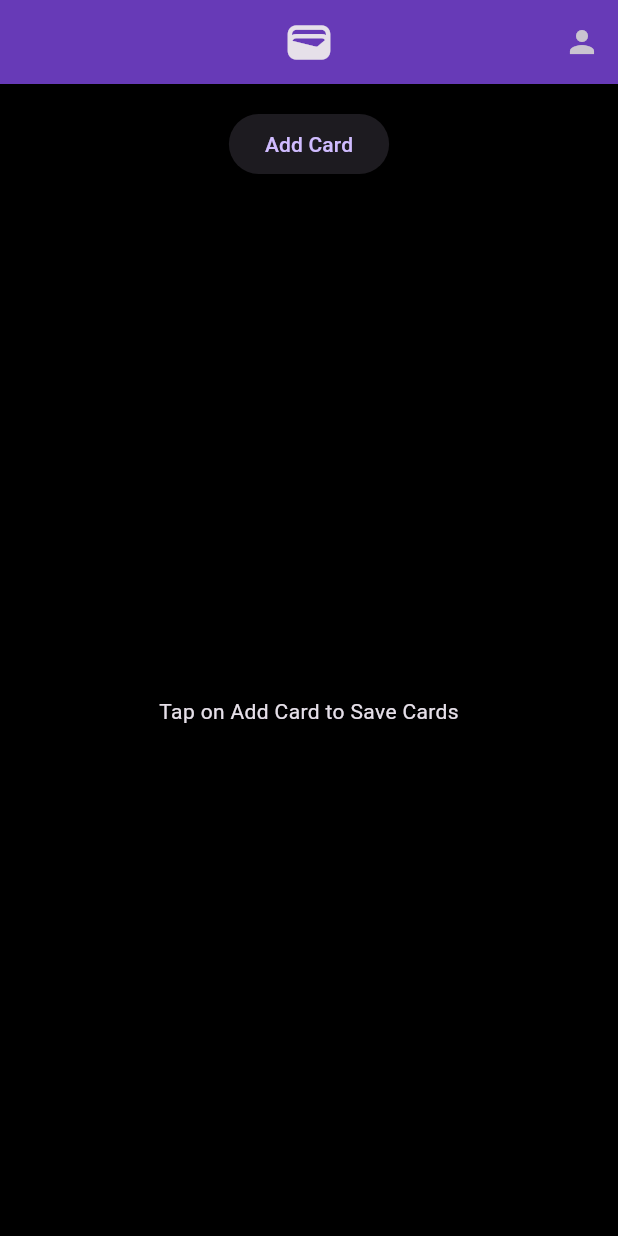
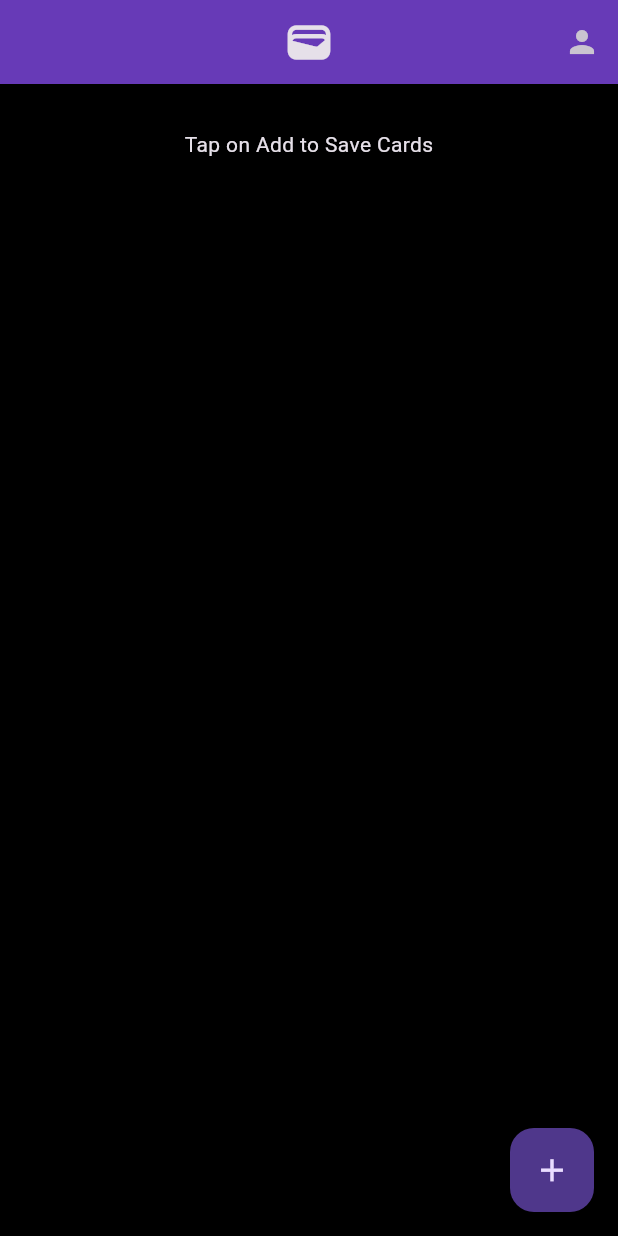
Before and after one commit to sidhant947/Wallet, a Flutter app: the screen it shows after launch, on a phone screen of 412 x 824 dp. Run offline on Flutter 3.47's test engine with Material 3 defaults, Android fonts, the light colour scheme and no system bars; our stand-ins replace flutter_slidable, hive, hive_flutter; accounts and stored records are empty.

Commit message:
Floating Action Button Added Bugs Fixed while deleteing Card

```diff
--- a/lib/main.dart
+++ b/lib/main.dart
@@ -1,26 +1,33 @@
 import 'package:flutter/material.dart';
-import 'package:hive/hive.dart';
 import 'package:hive_flutter/hive_flutter.dart';
 import 'screens/homescreen.dart';
+import 'screens/wallet.dart';
 
 void main() async {
   WidgetsFlutterBinding.ensureInitialized();
 
-  // Initialize Hive
   await Hive.initFlutter();
-  runApp(MyApp());
+
+  Hive.registerAdapter(WalletAdapter());
+
+  await Hive.openBox<Wallet>('cards');
+
+  runApp(const MyApp());
 }
 
 class MyApp extends StatelessWidget {
+  const MyApp({super.key});
+
   @override
   Widget build(BuildContext context) {
     return MaterialApp(
-        debugShowCheckedModeBanner: false,
-        title: 'Wallet',
-        theme: ThemeData(
-          brightness: Brightness.dark,
-          scaffoldBackgroundColor: Colors.black,
-        ),
-        home: HomeScreen());
+      title: 'Wallet',
+      debugShowCheckedModeBanner: false,
+      theme: ThemeData(
+        brightness: Brightness.dark,
+        scaffoldBackgroundColor: Colors.black,
+      ),
+      home: const HomeScreen(),
+    );
   }
 }
--- a/lib/screens/homescreen.dart
+++ b/lib/screens/homescreen.dart
@@ -2,31 +2,47 @@ import 'package:flutter/material.dart';
 import 'package:flutter/services.dart';
 import 'package:flutter_slidable/flutter_slidable.dart';
 import 'package:hive_flutter/hive_flutter.dart';
+import 'wallet.dart';
 import 'about.dart';
 import 'data.dart';
 
 class HomeScreen extends StatefulWidget {
+  const HomeScreen({super.key});
+
   @override
   _HomeScreenState createState() => _HomeScreenState();
 }
 
 class _HomeScreenState extends State<HomeScreen> {
-  Future<Box<Map>> _openBox() async {
-    return await Hive.openBox<Map>('dataBox');
+  Box<Wallet>? dataBox; // Use nullable Box
+
+  @override
+  void initState() {
+    super.initState();
+    // Open the Hive box when the screen is initialized
+    _openDataBox();
   }
 
-  void _removeData(BuildContext context, Box<Map> dataBox, int index) {
-    dataBox.deleteAt(index);
+  // Function to open the Hive box
+  Future<void> _openDataBox() async {
+    dataBox = await Hive.openBox<Wallet>('cards');
+    setState(() {}); // Trigger UI update once box is loaded
+  }
+
+  void _removeData(BuildContext context, int index) {
+    dataBox?.deleteAt(index); // Null-safe access
     setState(() {});
     ScaffoldMessenger.of(context).showSnackBar(
-      SnackBar(content: Text('Card Deleted')),
+      const SnackBar(content: Text('Card Deleted')),
     );
   }
 
   void copyToClipboard(String text) {
     Clipboard.setData(ClipboardData(text: text)).then((_) {
+      // ignore: avoid_print
       print('Text copied to clipboard!');
     }).catchError((e) {
+      // ignore: avoid_print
       print('Error copying to clipboard: $e');
     });
   }
@@ -67,9 +83,35 @@ class _HomeScreenState extends State<HomeScreen> {
 
   @override
   Widget build(BuildContext context) {
+    if (dataBox == null) {
+      // Return a loading indicator while the box is being opened
       return Scaffold(
         appBar: AppBar(
-        title: Icon(
+          title: const Icon(
+            Icons.wallet,
+            size: 30,
+          ),
+          centerTitle: true,
+          backgroundColor: Colors.deepPurple,
+          actions: [
+            IconButton(
+                onPressed: () {
+                  Navigator.push(
+                    context,
+                    MaterialPageRoute(
+                        builder: (context) => const AboutScreen()),
+                  );
+                },
+                icon: const Icon(Icons.person))
+          ],
+        ),
+        body: const Center(child: CircularProgressIndicator()),
+      );
+    }
+
+    return Scaffold(
+      appBar: AppBar(
+        title: const Icon(
           Icons.wallet,
           size: 34,
         ),
@@ -80,69 +122,63 @@ class _HomeScreenState extends State<HomeScreen> {
               onPressed: () {
                 Navigator.push(
                   context,
-                  MaterialPageRoute(builder: (context) => AboutScreen()),
+                  MaterialPageRoute(builder: (context) => const AboutScreen()),
                 );
               },
-              icon: Icon(Icons.person))
+              icon: const Icon(Icons.person))
         ],
       ),
-      body: Padding(
-        padding: const EdgeInsets.all(16.0),
-        child: Column(
-          children: [
-            ElevatedButton(
+      floatingActionButton: FloatingActionButton(
         onPressed: () async {
           var result = await Navigator.push(
             context,
-                  MaterialPageRoute(builder: (context) => DataEntryScreen()),
+            MaterialPageRoute(builder: (context) => const DataEntryScreen()),
           );
 
           if (result != null) {
             setState(() {});
           }
         },
-              child: Text('Add Card'),
+        child: const Icon(
+          Icons.add,
+          size: 25,
         ),
-            SizedBox(height: 20),
-            FutureBuilder<Box<Map>>(
-              future: _openBox(),
-              builder: (context, snapshot) {
-                if (snapshot.connectionState == ConnectionState.waiting) {
-                  return Center(child: CircularProgressIndicator());
-                }
-
-                if (!snapshot.hasData) {
-                  return Center(child: Text('No data found'));
-                }
-
-                Box<Map> dataBox = snapshot.data!;
+      ),
+      body: Column(
+        children: [
+          ValueListenableBuilder(
+            valueListenable: dataBox!.listenable(),
+            builder: (context, Box<Wallet> box, _) {
+              if (box.isEmpty) {
+                return const Padding(
+                  padding: EdgeInsets.all(30),
+                  child: Center(
+                    child: Text('Tap on Add to Save Cards'),
+                  ),
+                );
+              } else {
                 return Expanded(
-                  child: ValueListenableBuilder(
-                    valueListenable: dataBox.listenable(),
-                    builder: (context, Box<Map> box, _) {
-                      if (box.isEmpty) {
-                        return Center(
-                            child: Text('Tap on Add Card to Save Cards'));
-                      } else {
-                        return ListView.builder(
+                  child: ListView.builder(
                     itemCount: box.length,
                     itemBuilder: (context, index) {
-                            var data = box.getAt(index) ?? {};
-                            String displaynumber =
-                                formatCardNumber(data["number"]);
-                            String displayexpiry =
-                                formatExpiryNumber(data["expiry"]);
+                      var wallet = box.getAt(index);
+
+                      String formattedNumber =
+                          formatCardNumber((wallet?.number).toString());
+
+                      String formattedExpiry =
+                          formatExpiryNumber((wallet?.expiry).toString());
 
                       return Padding(
                         padding: const EdgeInsets.all(10),
                         child: Slidable(
                           key: ValueKey(index),
                           endActionPane: ActionPane(
-                                  motion: ScrollMotion(),
+                            motion: const ScrollMotion(),
                             children: [
                               SlidableAction(
                                 onPressed: (BuildContext context) {
-                                        _removeData(context, dataBox, index);
+                                  _removeData(context, index);
                                 },
                                 backgroundColor: Colors.black,
                                 foregroundColor: Colors.white,
@@ -152,62 +188,65 @@ class _HomeScreenState extends State<HomeScreen> {
                             ],
                           ),
                           child: Container(
-                                  padding: EdgeInsets.all(10),
+                            padding: const EdgeInsets.all(10),
                             decoration: BoxDecoration(
                               color: Colors.deepPurple,
                               borderRadius: BorderRadius.circular(20),
                             ),
                             child: Column(
                               children: [
+                                // Card Name
                                 Container(
-                                        margin: EdgeInsets.all(10.0),
+                                  margin: const EdgeInsets.all(10.0),
                                   child: ElevatedButton(
                                     onPressed: () {},
                                     style: ElevatedButton.styleFrom(
-                                            minimumSize: Size(300, 50),
+                                      minimumSize: const Size(300, 50),
                                     ),
                                     child: Text(
-                                            data["name"],
-                                            style: TextStyle(
+                                      wallet?.name ?? 'No name',
+                                      style: const TextStyle(
                                           fontSize: 20,
                                           fontWeight: FontWeight.w600),
                                     ),
                                   ),
                                 ),
+                                // Card Number
                                 Container(
-                                        margin: EdgeInsets.all(10.0),
+                                  margin: const EdgeInsets.all(10.0),
                                   child: ElevatedButton(
                                     onPressed: () {
-                                            copyToClipboard(data["number"]);
+                                      copyToClipboard(
+                                          (wallet?.number).toString());
                                     },
                                     style: ElevatedButton.styleFrom(
-                                            minimumSize: Size(300, 50),
+                                      minimumSize: const Size(300, 50),
                                     ),
-                                          child: Text(displaynumber),
+                                    child: Text(formattedNumber),
                                   ),
                                 ),
+                                // Expiry and CVV
                                 Row(
-                                        mainAxisAlignment:
-                                            MainAxisAlignment.center,
+                                  mainAxisAlignment: MainAxisAlignment.center,
                                   children: <Widget>[
                                     Container(
-                                            margin: EdgeInsets.all(10.0),
+                                      margin: const EdgeInsets.all(10.0),
                                       child: ElevatedButton(
                                         onPressed: () {},
                                         style: ElevatedButton.styleFrom(
-                                                minimumSize: Size(100, 50),
+                                          minimumSize: const Size(100, 50),
                                         ),
-                                              child: Text(displayexpiry),
+                                        child: Text(formattedExpiry),
                                       ),
                                     ),
                                     Container(
-                                            margin: EdgeInsets.all(10.0),
+                                      margin: const EdgeInsets.all(10.0),
                                       child: ElevatedButton(
                                         onPressed: () {},
                                         style: ElevatedButton.styleFrom(
-                                                minimumSize: Size(100, 50),
+                                          minimumSize: const Size(100, 50),
                                         ),
-                                              child: Text(data["cvv"]),
+                                        child: Text((wallet?.cvv).toString()),
                                       ),
                                     ),
                                   ],
@@ -218,15 +257,12 @@ class _HomeScreenState extends State<HomeScreen> {
                         ),
                       );
                     },
+                  ),
                 );
               }
             },
           ),
-                );
-              },
-            ),
         ],
-        ),
       ),
     );
   }
--- /dev/null
+++ b/lib/screens/wallet.dart
@@ -0,0 +1,25 @@
+import 'package:hive/hive.dart';
+
+part 'wallet.g.dart';
+
+@HiveType(typeId: 1)
+class Wallet {
+  @HiveField(0)
+  final String name;
+
+  @HiveField(1)
+  final int number;
+
+  @HiveField(2)
+  final int expiry;
+
+  @HiveField(3)
+  final int cvv;
+
+  Wallet({
+    required this.name,
+    required this.number,
+    required this.expiry,
+    required this.cvv,
+  });
+}
```
Also changed, not shown: lib/screens/about.dart (+4 -4 lines), lib/screens/data.dart (+20 -20 lines), lib/screens/wallet.g.dart (added). Lines whose indentation alone changed are shown as unchanged.
